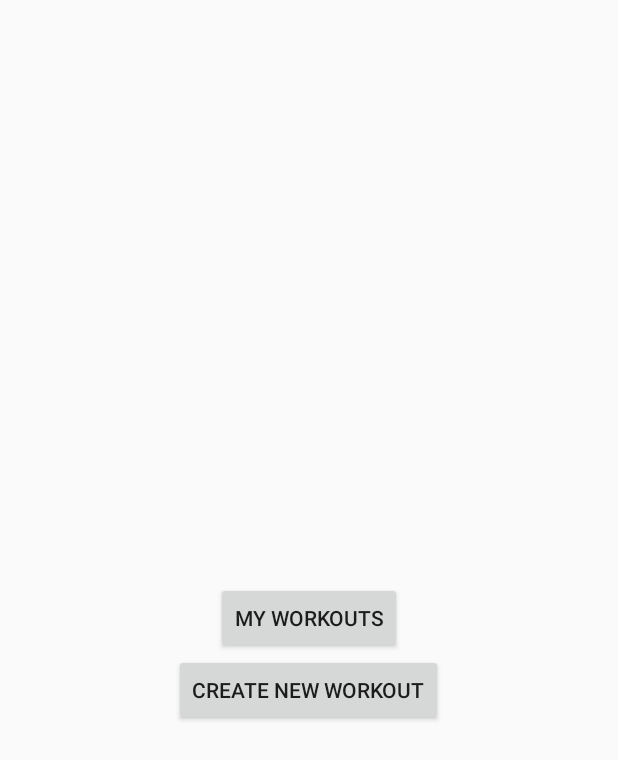
After one commit to tegster/NutriFit, an Android app: the workoutOverview screen opened directly, with no data from a screen before it, on a phone screen of 412 x 824 dp. The commit adds this screen. Shown: the top 760 px of the screen. Run offline under Robolectric (Android 15) with nearby library versions, the phone set to English and light mode, and no system bars.

Commit message:
basic workout overview section established

```diff
--- /dev/null
+++ b/Source/app/src/main/java/fitness/cs115/a115fitnessapp/workoutOverview.java
@@ -0,0 +1,41 @@
+package fitness.cs115.a115fitnessapp;
+
+import android.content.Intent;
+import android.os.Bundle;
+import android.support.v7.app.AppCompatActivity;
+import android.view.View;
+import android.widget.Button;
+
+/**
+ * Created by James Kennedy on 10/9/16.
+ */
+
+public class workoutOverview extends AppCompatActivity {
+    @Override
+    protected void onCreate(Bundle savedInstanceState) {
+        super.onCreate(savedInstanceState);
+        setContentView(R.layout.workout_overview);
+
+        //@TODO: display list of user's existing workouts
+
+        Button new_work_btn = (Button) findViewById(R.id.new_workout);
+        new_work_btn.setOnClickListener(new Button.OnClickListener() {
+            @Override
+            public void onClick(View view) {
+                Intent intent = new Intent(workoutOverview.this, createWorkout.class);
+                startActivity(intent);
+            }
+        });
+
+        Button existing_work_btn = (Button) findViewById(R.id.my_workouts);
+        existing_work_btn.setOnClickListener(new Button.OnClickListener() {
+            @Override
+            public void onClick(View view) {
+                Intent intent = new Intent(workoutOverview.this, userWorkouts.class);
+                startActivity(intent);
+            }
+        });
+
+        //@TODO: add 'workout progress' button to analyze workout history
+    }
+}
--- /dev/null
+++ b/Source/app/src/main/res/layout/workout_overview.xml
@@ -0,0 +1,24 @@
+<?xml version="1.0" encoding="utf-8"?>
+<RelativeLayout xmlns:android="http://schemas.android.com/apk/res/android"
+    android:orientation="vertical"
+    android:layout_width="match_parent"
+    android:layout_height="match_parent">
+
+    <!--@TODO: replace "my workouts" button with selectable list of User's workouts-->
+    <Button
+        android:text="My Workouts"
+        android:layout_width="wrap_content"
+        android:layout_height="wrap_content"
+        android:layout_centerHorizontal="true"
+        android:layout_centerVertical="true"
+        android:id="@+id/my_workouts" />
+
+    <Button
+        android:text="Create New Workout"
+        android:layout_width="wrap_content"
+        android:layout_height="wrap_content"
+        android:id="@+id/new_workout"
+        android:layout_below="@id/my_workouts"
+        android:layout_centerHorizontal="true" />
+
+</RelativeLayout>
--- a/Source/build.gradle
+++ b/Source/build.gradle
@@ -5,7 +5,7 @@ buildscript {
         jcenter()
     }
     dependencies {
-        classpath 'com.android.tools.build:gradle:2.2.0'
+        classpath 'com.android.tools.build:gradle:2.2.1'
 
         // NOTE: Do not place your application dependencies here; they belong
         // in the individual module build.gradle files
```
Also changed, not shown: Source/app/src/main/AndroidManifest.xml (+17 -0 lines), Source/app/src/main/java/fitness/cs115/a115fitnessapp/MainActivity.java (+4 -20 lines), Source/app/src/main/java/fitness/cs115/a115fitnessapp/createWorkout.java (added, +19 -0 lines), Source/app/src/main/java/fitness/cs115/a115fitnessapp/userWorkouts.java (added, +19 -0 lines), Source/app/src/main/res/layout/activity_main.xml (+5 -25 lines), Source/app/src/main/res/layout/create_workout.xml (added, +14 -0 lines), Source/app/src/main/res/layout/user_workouts.xml (added, +7 -0 lines).
